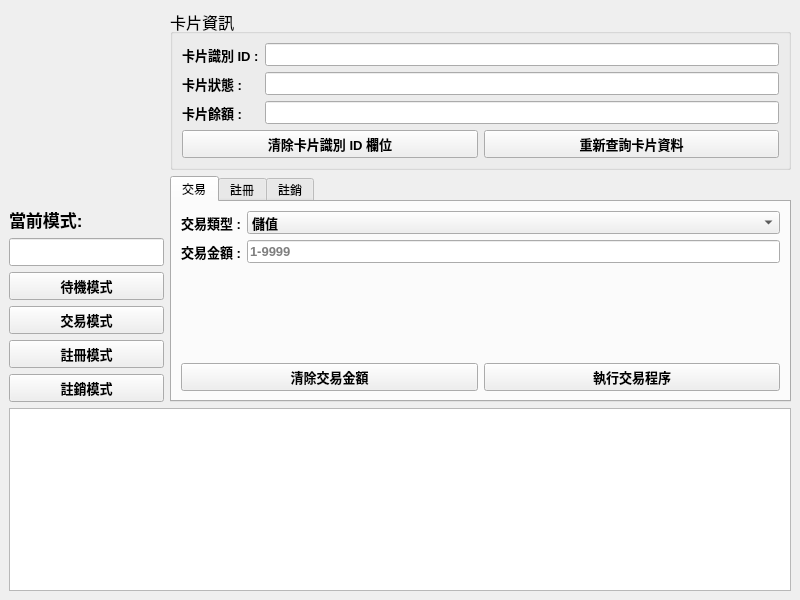
This is RFID_E_Payment/gui/mainwindow.ui in dony-hsieh/2023_S2_IOT_FinalProject as Qt 5 draws it before an edit. The edited form follows.
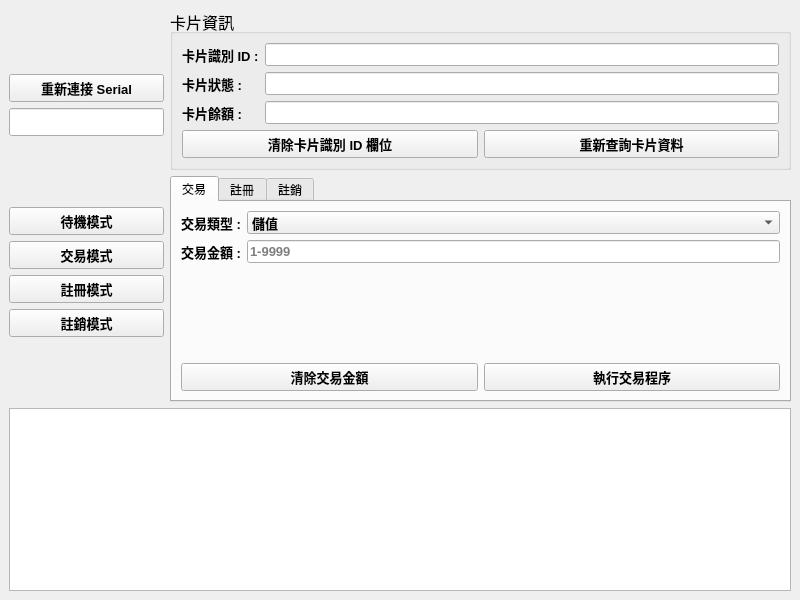
This is the edited form.

Commit message: Complete gui and controlling logic

Patch:
```diff
--- a/RFID_E_Payment/gui/mainwindow.ui
+++ b/RFID_E_Payment/gui/mainwindow.ui
@@ -28,36 +28,18 @@
         <item>
          <layout class="QVBoxLayout" name="verticalLayout_4" stretch="1,5">
           <item>
-           <layout class="QVBoxLayout" name="verticalLayout_6" stretch="1,1">
+           <layout class="QVBoxLayout" name="verticalLayout_6" stretch="0,1">
             <item>
-             <widget class="QLabel" name="label">
+             <widget class="QPushButton" name="reconnSerialBtn">
               <property name="font">
                <font>
-                <pointsize>13</pointsize>
+                <pointsize>10</pointsize>
                 <weight>75</weight>
                 <bold>true</bold>
                </font>
               </property>
-              <property name="layoutDirection">
-               <enum>Qt::LeftToRight</enum>
-              </property>
-              <property name="autoFillBackground">
-               <bool>true</bool>
-              </property>
-              <property name="frameShape">
-               <enum>QFrame::NoFrame</enum>
-              </property>
               <property name="text">
-               <string>當前模式:</string>
-              </property>
-              <property name="scaledContents">
-               <bool>false</bool>
-              </property>
-              <property name="alignment">
-               <set>Qt::AlignBottom|Qt::AlignLeading|Qt::AlignLeft</set>
-              </property>
-              <property name="margin">
-               <number>0</number>
+               <string>重新連接 Serial</string>
               </property>
              </widget>
             </item>
```
The commit also changes 6 other files.
